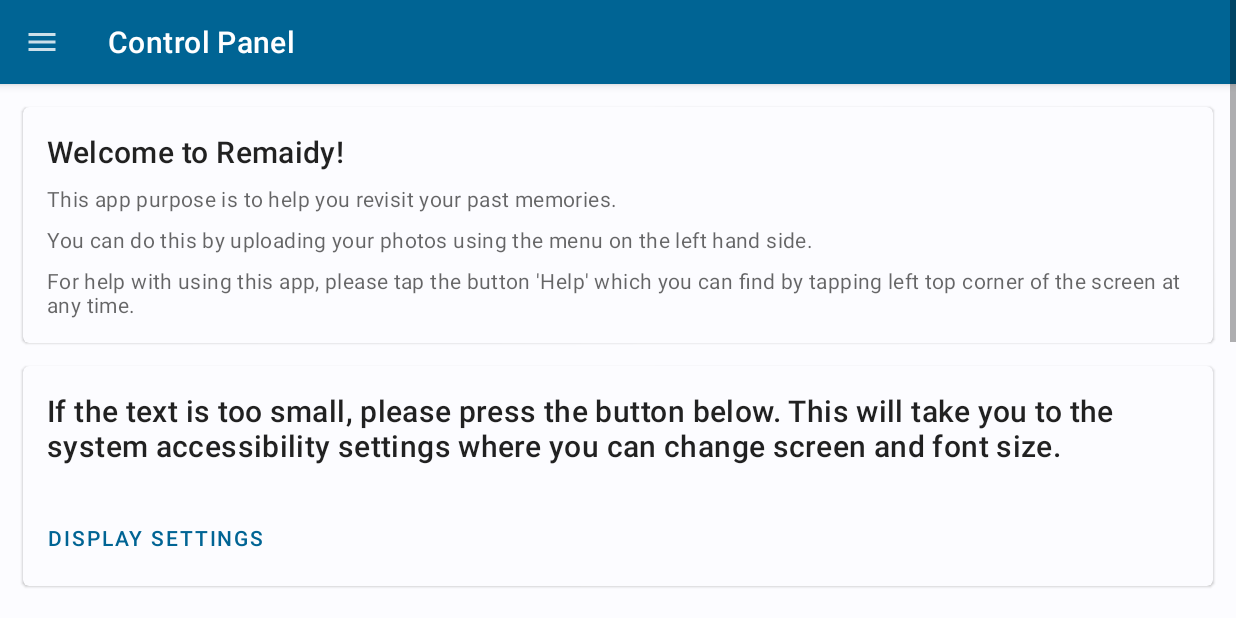
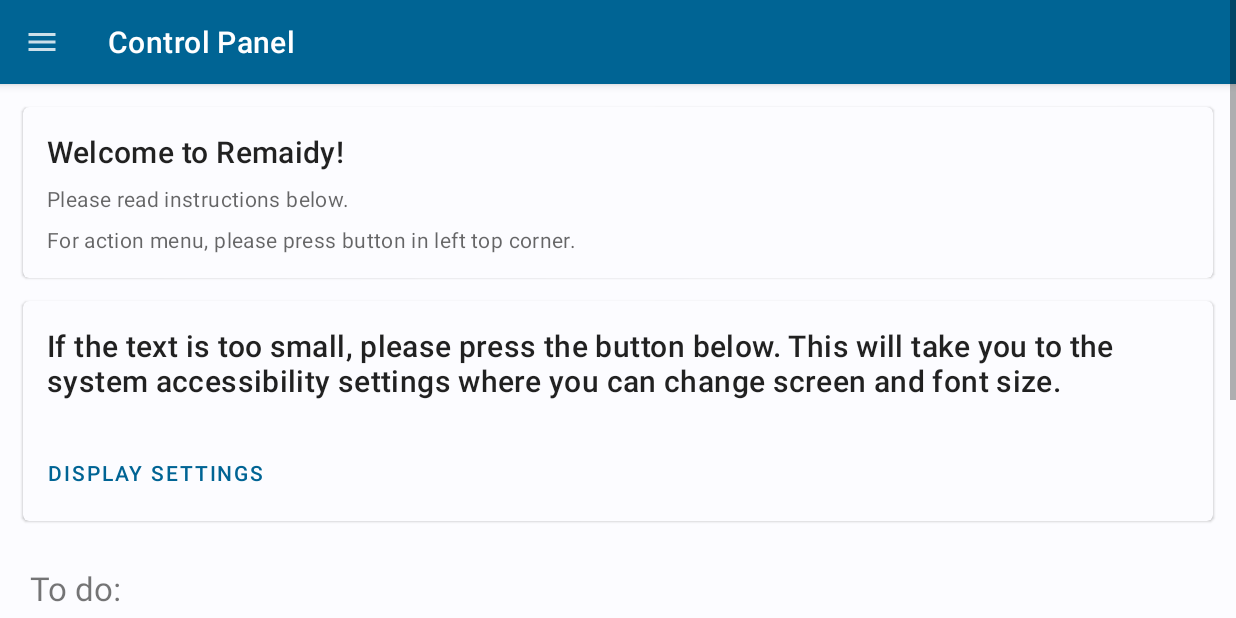
Before and after one commit to jzmark/dissertation-project, an Android app: the screen it shows after launch (ControlPanel), in the side drawer, after a tap on "Control Panel", on a phone screen of 824 x 412 dp (held sideways). Run offline under Robolectric (Android 15) with nearby library versions, the phone set to English and light mode, and no system bars.

```diff
--- a/app/src/main/java/com/marekj/remaidy/controlpanel/ControlPanel.kt
+++ b/app/src/main/java/com/marekj/remaidy/controlpanel/ControlPanel.kt
@@ -33,7 +33,6 @@ class ControlPanel : AppCompatActivity() {
         }
         val navigationView = findViewById<NavigationView>(R.id.navigation)
         navigationView.setNavigationItemSelectedListener { menuItem ->
-            // Handle menu item selected
             menuItem.isChecked = true
             drawerLayout.close()
             if (menuItem.itemId == R.id.mainMenu) {
--- a/app/src/main/java/com/marekj/remaidy/patientview/MainMenu.kt
+++ b/app/src/main/java/com/marekj/remaidy/patientview/MainMenu.kt
@@ -8,6 +8,7 @@ import android.widget.Button
 import androidx.drawerlayout.widget.DrawerLayout
 import com.google.android.material.appbar.MaterialToolbar
 import com.google.android.material.navigation.NavigationView
+import com.google.android.material.snackbar.Snackbar
 import com.marekj.remaidy.R
 import com.marekj.remaidy.controlpanel.ControlPanel
 import com.marekj.remaidy.controlpanel.QuestionsList
@@ -26,12 +27,23 @@ class MainMenu : AppCompatActivity() {
     private fun quizButton() {
         val button = findViewById<Button>(R.id.mainMenuButton)
         button.setOnClickListener {
+            openQuiz()
+        }
+    }
+
+    private fun openQuiz() {
         if (QuestionDatabase(this).numberOfQuestions() > 0) {
             QuizDatabase(this).purge()
             QuizDatabase(this).addQuestions(QuestionDatabase(this).getQuestions())
             val quiz = Intent(this, QuizMode::class.java)
             startActivity(quiz)
         }
+        else {
+            Snackbar.make(
+                findViewById(R.id.settingsButton), getString(R.string.no_questions_error),
+                Snackbar.LENGTH_SHORT
+            )
+                .show()
         }
     }
 
@@ -63,6 +75,10 @@ class MainMenu : AppCompatActivity() {
                 startActivity(menuIntent)
                 false
             }
+            if (menuItem.itemId == R.id.questionsDrawer) {
+                openQuiz()
+                false
+            }
             else {
                 menuItem.isChecked = false
                 false
--- a/app/src/main/res/layout/control_panel.xml
+++ b/app/src/main/res/layout/control_panel.xml
@@ -68,7 +68,7 @@
                             android:layout_width="wrap_content"
                             android:layout_height="wrap_content"
                             android:layout_marginTop="8dp"
-                            android:text="@string/main_menu_1"
+                            android:text="@string/control_panel_1"
                             android:textAppearance="?attr/textAppearanceBody2"
                             android:textColor="?android:attr/textColorSecondary" />
 
@@ -76,15 +76,7 @@
                             android:layout_width="wrap_content"
                             android:layout_height="wrap_content"
                             android:layout_marginTop="8dp"
-                            android:text="@string/main_menu_2"
-                            android:textAppearance="?attr/textAppearanceBody2"
-                            android:textColor="?android:attr/textColorSecondary" />
-
-                        <TextView
-                            android:layout_width="wrap_content"
-                            android:layout_height="wrap_content"
-                            android:layout_marginTop="8dp"
-                            android:text="@string/main_menu_3"
+                            android:text="@string/control_panel_2"
                             android:textAppearance="?attr/textAppearanceBody2"
                             android:textColor="?android:attr/textColorSecondary" />
 
@@ -205,22 +197,6 @@
 
                         </LinearLayout>
 
-
-                        <!-- Buttons -->
-                        <LinearLayout
-                            android:layout_width="wrap_content"
-                            android:layout_height="wrap_content"
-                            android:layout_margin="8dp"
-                            android:orientation="horizontal">
-
-                            <com.google.android.material.button.MaterialButton
-                                style="?attr/borderlessButtonStyle"
-                                android:layout_width="wrap_content"
-                                android:layout_height="wrap_content"
-                                android:layout_marginEnd="8dp"
-                                android:text="@string/upload" />
-                        </LinearLayout>
-
                     </LinearLayout>
 
                 </com.google.android.material.card.MaterialCardView>
@@ -263,22 +239,6 @@
                                 android:textColor="?android:attr/textColorSecondary" />
 
 
-                        </LinearLayout>
-
-
-                        <!-- Buttons -->
-                        <LinearLayout
-                            android:layout_width="wrap_content"
-                            android:layout_height="wrap_content"
-                            android:layout_margin="8dp"
-                            android:orientation="horizontal">
-
-                            <com.google.android.material.button.MaterialButton
-                                style="?attr/borderlessButtonStyle"
-                                android:layout_width="wrap_content"
-                                android:layout_height="wrap_content"
-                                android:layout_marginEnd="8dp"
-                                android:text="@string/open" />
                         </LinearLayout>
 
                     </LinearLayout>
@@ -325,22 +285,6 @@
 
                         </LinearLayout>
 
-
-                        <!-- Buttons -->
-                        <LinearLayout
-                            android:layout_width="wrap_content"
-                            android:layout_height="wrap_content"
-                            android:layout_margin="8dp"
-                            android:orientation="horizontal">
-
-                            <com.google.android.material.button.MaterialButton
-                                style="?attr/borderlessButtonStyle"
-                                android:layout_width="wrap_content"
-                                android:layout_height="wrap_content"
-                                android:layout_marginEnd="8dp"
-                                android:text="@string/finish" />
-                        </LinearLayout>
-
                     </LinearLayout>
 
                 </com.google.android.material.card.MaterialCardView>
--- a/app/src/main/res/values/strings.xml
+++ b/app/src/main/res/values/strings.xml
@@ -17,23 +17,19 @@
     <string name="login_successful">You have been logged in successfully!</string>
     <string name="main_menu_greeting">Welcome to Remaidy!</string>
     <string name="main_menu_1">This app purpose is to help you revisit your past memories.</string>
-    <string name="main_menu_2">You can do this by uploading your
-        photos using the menu on the left hand side.</string>
-    <string name="main_menu_3">For help with using this app,
-        please tap the button \'Help\' which you can find by tapping left top corner of the screen
-        at any time.</string>
+    <string name="main_menu_2">Please ask your carer for help if you are unsure what to do.</string>
+    <string name="control_panel_1">Please read instructions below.</string>
+    <string name="control_panel_2">For action menu, please press button in left top corner.</string>
     <string name="main_menu_4">If the text is too small, please press the button below.
         This will take you to the system accessibility settings where you can change
         screen and font size.</string>
     <string name="main_menu_button1">display settings</string>
     <string name="main_menu_5">To do:</string>
-    <string name="card3_2_heading">Open uploaded media</string>
-    <string name="card3_3_heading">Switch to patient mode</string>
-    <string name="card3_1_subheading">Select from your favourite media and upload
-        them by clicking button below</string>
-    <string name="card3_2_subheading">Please check if questions and photos are correct
-        before handing over the tablet to the patient</string>
-    <string name="card3_3_subheading">Hand over the tablet to the patient and start the quiz</string>
+    <string name="card3_2_heading">Check</string>
+    <string name="card3_3_heading">Reports</string>
+    <string name="card3_1_subheading">Select photos from your device in landscape aspect ratio, fill in text boxes with question description and 4 answers</string>
+    <string name="card3_2_subheading">Check uploaded questions, switch to patient mode, hand over the tablet to the patient and start the quiz</string>
+    <string name="card3_3_subheading">To access reports from each quiz, please log into control panel and tap \'Quiz reports history\'</string>
     <string name="upload">Upload</string>
     <string name="open">Open</string>
     <string name="finish">Finish</string>
@@ -54,4 +50,5 @@
     <string name="placeholder">Placeholder</string>
     <string name="end_quiz">Quiz summary</string>
     <string name="quiz_history">Quiz reports history</string>
+    <string name="no_questions_error">Please ask carer to upload questions first.</string>
 </resources>
```
Also changed, not shown: app/src/main/java/com/marekj/remaidy/controlpanel/QuizHistoryList.kt (+21 -0 lines), app/src/main/java/com/marekj/remaidy/database/HistoryDatabase.kt (+30 -25 lines), app/src/main/java/com/marekj/remaidy/database/QuizDatabase.kt (+0 -27 lines), app/src/main/res/layout/main_menu.xml (+0 -8 lines), app/src/main/res/layout/quiz_history_list.xml (+34 -1 lines). Lines whose indentation alone changed are shown as unchanged.
